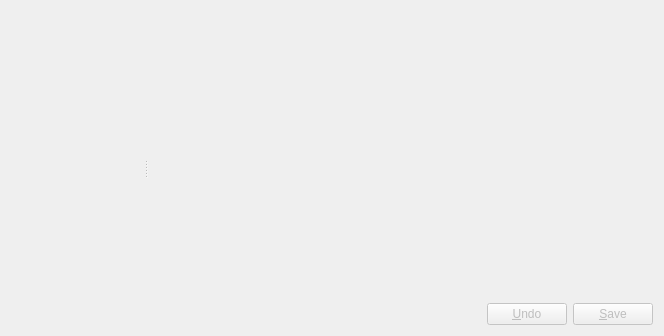
The window that src/manager/walletwidget.ui (KDE/kwalletmanager) describes before a commit, drawn with Qt 5.
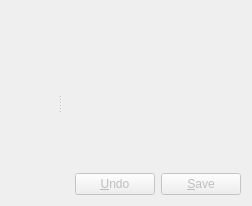
The same window after the commit. Custom widgets are drawn as their Qt base class.

```diff
--- a/src/manager/walletwidget.ui
+++ b/src/manager/walletwidget.ui
@@ -6,13 +6,25 @@
    <rect>
     <x>0</x>
     <y>0</y>
-    <width>664</width>
-    <height>336</height>
+    <width>252</width>
+    <height>203</height>
    </rect>
   </property>
+  <property name="sizePolicy">
+   <sizepolicy hsizetype="Expanding" vsizetype="Expanding">
+    <horstretch>0</horstretch>
+    <verstretch>0</verstretch>
+   </sizepolicy>
+  </property>
   <layout class="QGridLayout">
    <item row="0" column="0">
     <widget class="QSplitter" name="_splitter">
+     <property name="sizePolicy">
+      <sizepolicy hsizetype="Expanding" vsizetype="Expanding">
+       <horstretch>0</horstretch>
+       <verstretch>0</verstretch>
+      </sizepolicy>
+     </property>
      <property name="orientation">
       <enum>Qt::Horizontal</enum>
      </property>
@@ -315,16 +327,16 @@
   </layout>
  </widget>
  <customwidgets>
-  <customwidget>
-   <class>KSqueezedTextLabel</class>
-   <extends>QLabel</extends>
-   <header>ksqueezedtextlabel.h</header>
-  </customwidget>
   <customwidget>
    <class>KPushButton</class>
    <extends>QPushButton</extends>
    <header>kpushbutton.h</header>
   </customwidget>
+  <customwidget>
+   <class>KSqueezedTextLabel</class>
+   <extends>QLabel</extends>
+   <header>ksqueezedtextlabel.h</header>
+  </customwidget>
  </customwidgets>
  <includes>
   <include location="global">kdialog.h</include>
```
